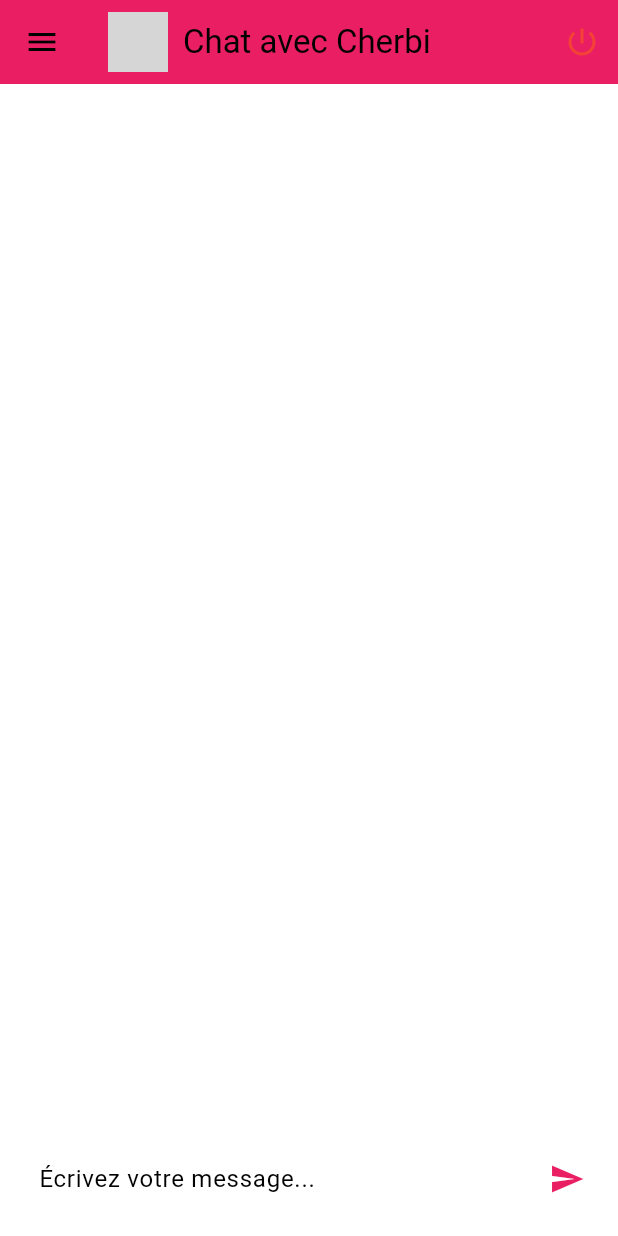
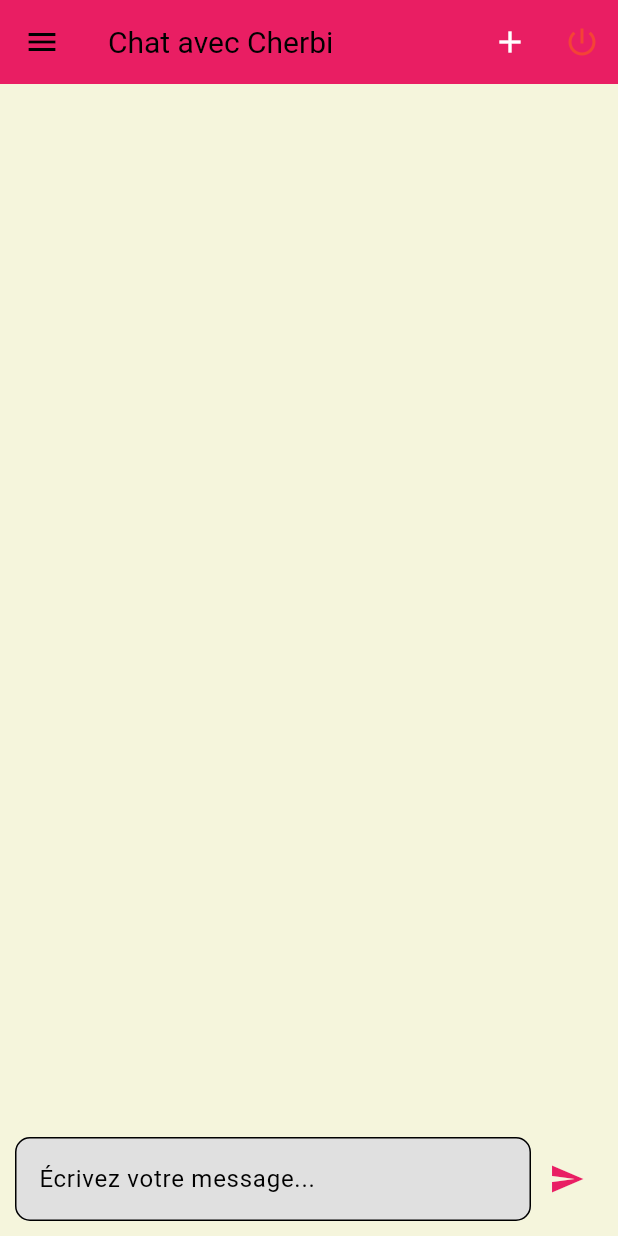
Before and after one commit to Amelchrb/Projet-flutter-Cherbi-Amel, a Flutter app: the screen it shows after launch, on a phone screen of 412 x 824 dp. Run offline on Flutter 3.47's test engine with Material 3 defaults, Android fonts, the light colour scheme and no system bars; Roboto replaces fonts that are missing (Poppins); grey boxes are pictures that could not be loaded.

Commit message:
FEAT: cahngement de design de la page de chat

```diff
--- a/chatbot_ia/lib/main.dart
+++ b/chatbot_ia/lib/main.dart
@@ -6,29 +6,42 @@
 }
 
 class MyApp extends StatelessWidget {
-  const MyApp({super.key});
-
   @override
   Widget build(BuildContext context) {
     return MaterialApp(
       debugShowCheckedModeBanner: false, // Désactive le badge de débogage
-      title: 'Cherbi Chatbot', // Titre de l'application
+      title: 'Qwen Chatbot', // Titre de l'application
+
+      // Thème clair
       theme: ThemeData(
-        primaryColor: Colors.pink, // Couleur principale
-        colorScheme: ColorScheme.fromSwatch().copyWith(
-          secondary: Colors.green, // Couleur d'accentuation
+        colorScheme: ColorScheme.fromSwatch(
+          primarySwatch: Colors.pink, // Couleur principale
+          accentColor: Colors.green, // Couleur secondaire (deprecated)
+          brightness: Brightness.light, // Mode clair
         ),
-        brightness: Brightness.light, // Mode clair
+        textTheme: const TextTheme(
+          bodyLarge: TextStyle(color: Colors.black), // Texte par défaut en noir
+        ),
       ),
+
+      // Thème sombre
       darkTheme: ThemeData(
-        primaryColor: Colors.pink,
-        colorScheme: ColorScheme.fromSwatch().copyWith(
-          secondary: Colors.green,
+        colorScheme: ColorScheme.fromSwatch(
+          primarySwatch: Colors.pink,
+          accentColor: Colors.green,
+          brightness: Brightness.dark, // Mode sombre
         ),
-        brightness: Brightness.dark, // Mode sombrefvm
+        textTheme: const TextTheme(
+          bodyLarge:
+              TextStyle(color: Colors.white), // Texte par défaut en blanc
+        ),
       ),
+
+      // Mode du thème (automatique)
       themeMode: ThemeMode.system, // Change automatiquement selon le système
-      home: ChatScreen(), // Définit ChatScreen comme l'écran principal
+
+      // Page principale
+      home: ChatScreen(), // Définit ChatScreen comme écran principal
     );
   }
 }
--- a/chatbot_ia/lib/pages/chat_screen.dart
+++ b/chatbot_ia/lib/pages/chat_screen.dart
@@ -6,8 +6,9 @@ class ChatScreen extends StatefulWidget {
 }
 
 class _ChatScreenState extends State<ChatScreen> {
-  // Liste des messages (historique de la session)
-  final List<Map<String, String>> _messages = [];
+  final List<Map<String, String>> _messages =
+      []; // Messages de la conversation actuelle
+  final List<String> _conversationHistory = []; // Historique des conversations
   final TextEditingController _controller = TextEditingController();
   bool isLoggedIn = false; // État de connexion de l'utilisateur
 
@@ -16,16 +17,36 @@ class _ChatScreenState extends State<ChatScreen> {
     if (message.isEmpty) return;
 
     setState(() {
-      _messages.add({
-        'role': 'user',
-        'content': message
-      }); // Ajoute le message utilisateur
+      _messages.add(
+          {'role': 'user', 'content': message}); // Message de l'utilisateur
       _messages.add({
         'role': 'bot',
         'content': 'Réponse de l’IA...'
-      }); // Simulation de réponse IA
+      }); // Réponse simulée de l'IA
     });
     _controller.clear();
+  }
+
+  // Fonction pour débuter une nouvelle conversation
+  void _startNewConversation() {
+    if (_messages.isNotEmpty) {
+      // Sauvegarde le premier message de la conversation actuelle dans l'historique
+      String firstMessage = _messages.firstWhere(
+        (message) => message['role'] == 'user',
+        orElse: () => {'content': ''},
+      )['content']!;
+      if (firstMessage.isNotEmpty) {
+        // Ajoute un extrait des 3 premiers mots
+        String excerpt = firstMessage.split(' ').take(3).join(' ');
+        setState(() {
+          _conversationHistory.add(excerpt);
+        });
+      }
+    }
+    // Réinitialise la conversation actuelle
+    setState(() {
+      _messages.clear();
+    });
   }
 
   // Fonction pour changer l'état de connexion
@@ -38,30 +59,29 @@ class _ChatScreenState extends State<ChatScreen> {
   @override
   Widget build(BuildContext context) {
     return Scaffold(
-      // Barre d'application en haut
+      backgroundColor: const Color(0xFFF5F5DC), // Beige clair
       appBar: AppBar(
-        title: Row(
-          children: [
-            Image.asset(
-              'assets/images/logo.png', // Le logo
-              height: 40,
-            ),
-            SizedBox(width: 10),
-            Text("Chat avec Cherbi"),
-          ],
+        title: const Text(
+          'Chat avec Cherbi',
+          style: TextStyle(fontFamily: 'Poppins', fontSize: 20),
         ),
         backgroundColor: Colors.pink,
         actions: [
           IconButton(
+            icon: const Icon(Icons.add,
+                color: Colors
+                    .white), // Icône pour démarrer une nouvelle conversation
+            onPressed: _startNewConversation,
+          ),
+          IconButton(
             icon: Icon(
-              Icons.power_settings_new, // Icône de démarrage
+              Icons.power_settings_new,
               color: isLoggedIn ? Colors.green : Colors.red,
             ),
             onPressed: _toggleLogin,
           ),
         ],
       ),
-      // Historique des conversations dans un Drawer
       drawer: Drawer(
         child: ListView(
           padding: EdgeInsets.zero,
@@ -71,83 +91,110 @@ class _ChatScreenState extends State<ChatScreen> {
               child: Column(
                 mainAxisAlignment: MainAxisAlignment.center,
                 children: [
-                  Image.asset(
-                    'assets/images/logo.png', // Le logo
-                    height: 60,
-                  ),
-                  SizedBox(height: 10),
-                  Text(
+                  const Icon(Icons.chat, size: 50, color: Colors.white),
+                  const SizedBox(height: 10),
+                  const Text(
                     'Historique des conversations',
                     style: TextStyle(color: Colors.white, fontSize: 16),
                   ),
                 ],
               ),
             ),
-            ..._messages
-                .map((message) => ListTile(
+            ..._conversationHistory.map((conversation) => ListTile(
                   title: Text(
-                        message['content'] ?? '',
-                        style: TextStyle(color: Colors.black),
+                    conversation,
+                    style:
+                        const TextStyle(color: Colors.white), // Texte en blanc
                   ),
-                      leading: Icon(
-                        message['role'] == 'user'
-                            ? Icons.person
-                            : Icons.smart_toy, // Icône utilisateur ou bot
-                        color: message['role'] == 'user'
-                            ? Colors.pink
-                            : Colors.green,
-                      ),
-                    ))
-                .toList(),
+                  leading: const Icon(Icons.history, color: Colors.pink),
+                )),
           ],
         ),
       ),
-      // Corps principal de la page
       body: Column(
         children: [
           // Liste des messages
           Expanded(
             child: ListView.builder(
-              reverse: true, // Affiche les messages les plus récents en bas
               itemCount: _messages.length,
               itemBuilder: (context, index) {
                 final isUser = _messages[index]['role'] == 'user';
-                return Align(
-                  alignment:
-                      isUser ? Alignment.centerRight : Alignment.centerLeft,
+
+                return Row(
+                  mainAxisAlignment:
+                      isUser ? MainAxisAlignment.end : MainAxisAlignment.start,
+                  crossAxisAlignment: CrossAxisAlignment.start,
+                  children: [
+                    // Logo pour les réponses de l'IA
+                    if (!isUser)
+                      Padding(
+                        padding: const EdgeInsets.only(left: 10, right: 5),
+                        child: CircleAvatar(
+                          backgroundImage:
+                              AssetImage('assets/images/Icon-192.png'),
+                          radius: 20,
+                        ),
+                      ),
+                    Flexible(
                       child: Container(
-                    margin: EdgeInsets.symmetric(vertical: 5, horizontal: 10),
-                    padding: EdgeInsets.all(10),
+                        margin: const EdgeInsets.symmetric(
+                            vertical: 5, horizontal: 10),
+                        padding: const EdgeInsets.all(15),
                         decoration: BoxDecoration(
-                      color:
-                          isUser ? Colors.pink.shade100 : Colors.green.shade100,
-                      borderRadius: BorderRadius.circular(10),
+                          color: isUser
+                              ? Colors.pink.shade300
+                              : Colors.green.shade200,
+                          borderRadius: BorderRadius.only(
+                            topLeft: Radius.circular(isUser ? 15 : 0),
+                            topRight: Radius.circular(isUser ? 0 : 15),
+                            bottomLeft: const Radius.circular(15),
+                            bottomRight: const Radius.circular(15),
+                          ),
                         ),
                         child: Text(
                           _messages[index]['content'] ?? '',
-                      style: TextStyle(fontSize: 16),
+                          style: const TextStyle(
+                            fontSize: 16,
+                            fontFamily: 'Comic Sans MS',
+                            color: Colors.white,
                           ),
                         ),
+                      ),
+                    ),
+                  ],
                 );
               },
             ),
           ),
           // Champ de saisie
           Padding(
-            padding: EdgeInsets.all(10),
+            padding: const EdgeInsets.all(10),
             child: Row(
               children: [
                 Expanded(
                   child: TextField(
                     controller: _controller,
+                    style: const TextStyle(
+                      fontSize: 16,
+                      fontFamily: 'Poppins',
+                      color: Colors.black,
+                    ),
                     decoration: InputDecoration(
+                      filled: true,
+                      fillColor: Colors.grey.shade300,
                       hintText: "Écrivez votre message...",
-                      border: OutlineInputBorder(),
+                      hintStyle: const TextStyle(fontFamily: 'Poppins'),
+                      border: OutlineInputBorder(
+                        borderRadius: BorderRadius.circular(10),
+                        borderSide: BorderSide(
+                          color: Colors.grey.shade600,
+                        ),
+                      ),
                     ),
                   ),
                 ),
                 IconButton(
-                  icon: Icon(Icons.send, color: Colors.pink),
+                  icon: const Icon(Icons.send, color: Colors.pink),
                   onPressed: () => _sendMessage(_controller.text),
                 ),
               ],
```
Lines whose indentation alone changed are shown as unchanged.
